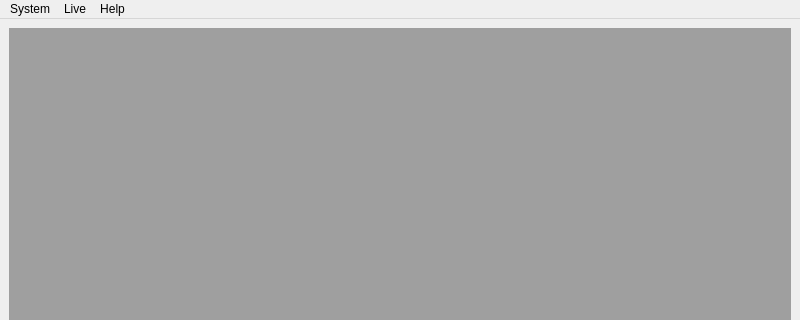
Before: the Qt Designer form mainwindow.ui in audetto/qctv, drawn with Qt 5; both pictures show x 0 to 800 and y 0 to 320 of the 800 by 600 pixel window.
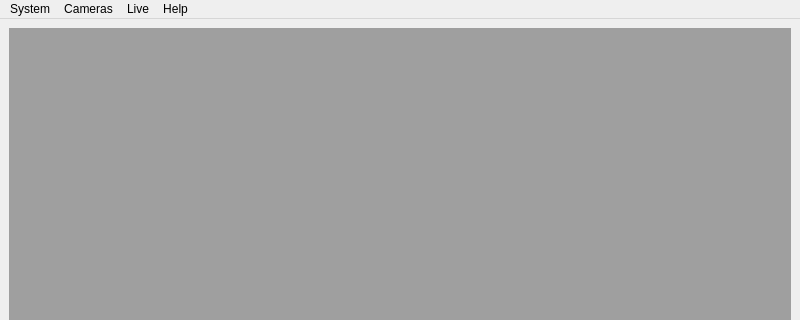
After: the same form once the commit is applied.

Commit message:
Add some way to select which camera to operate on.
To be improved.

```diff
--- a/mainwindow.ui
+++ b/mainwindow.ui
@@ -54,7 +54,15 @@
     <addaction name="actionAbout_Qt"/>
     <addaction name="actionAbout"/>
    </widget>
+   <widget class="QMenu" name="menuCameras">
+    <property name="title">
+     <string>Cameras</string>
+    </property>
+    <addaction name="action1"/>
+    <addaction name="action2"/>
+   </widget>
    <addaction name="menuSystem"/>
+   <addaction name="menuCameras"/>
    <addaction name="menuLive"/>
    <addaction name="menuHelp"/>
   </widget>
```
Left out of the diff: 16 changed lines with no effect on the pictures. The commit also changes 2 other files.
